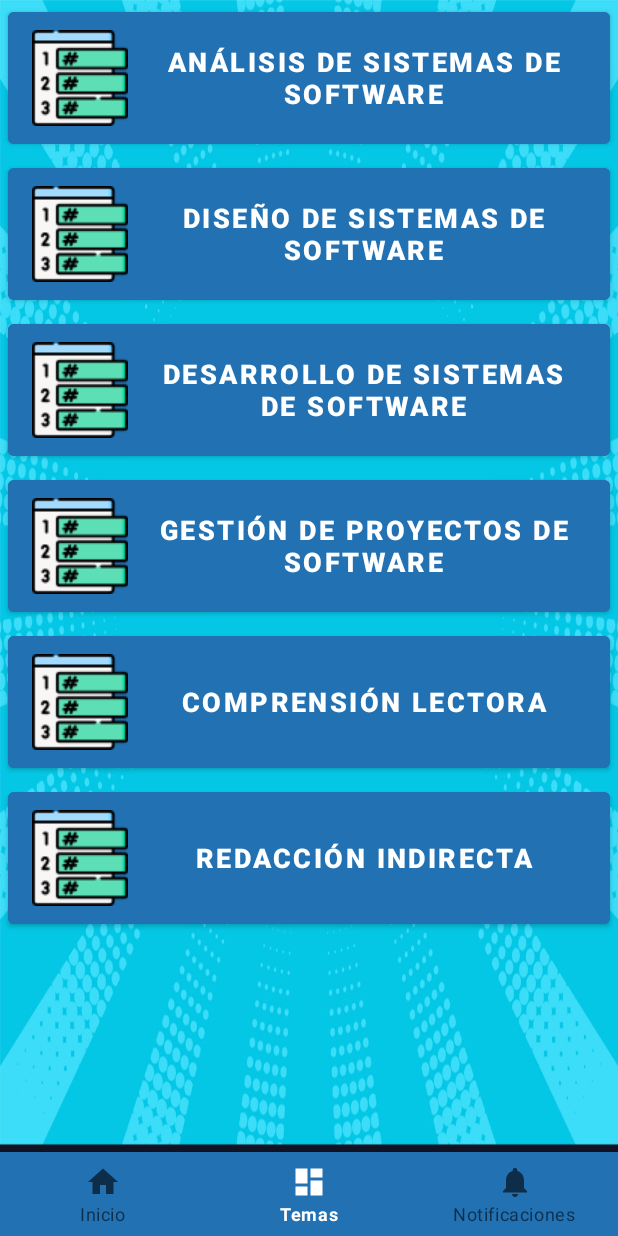
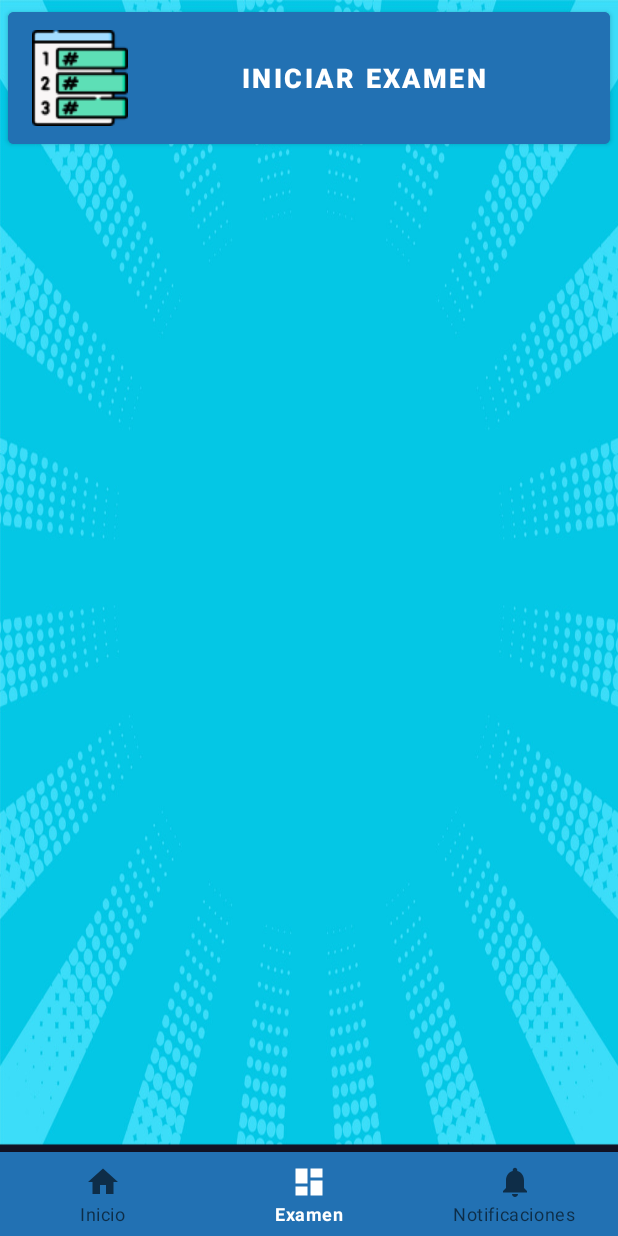
Before and after one commit to mccesar1/QuizzVial, an Android app: the screen it shows after launch (MainActivity), item 2 of the bottom bar chosen, on a phone screen of 412 x 824 dp. Run offline under Robolectric (Android 15) with nearby library versions, the phone set to English and light mode, and no system bars; our stand-ins replace navigation-ui; 2 statements that could not run were skipped.

Commit message:
bienvenido

```diff
--- a/app/src/main/java/com/example/asistentevial/ui/SplashActivity.java
+++ b/app/src/main/java/com/example/asistentevial/ui/SplashActivity.java
@@ -21,8 +21,8 @@ public class SplashActivity extends AppCompatActivity {
         super.onCreate(savedInstanceState);
         setContentView(R.layout.splashactivity);
 
-        ImageView gifImageView = findViewById(R.id.gifKMP);
-        Glide.with(this).load(R.raw.kmp).into(gifImageView);
+//        ImageView gifImageView = findViewById(R.id.gifquiz);
+//        Glide.with(this).load(R.raw.gifquiz).into(gifImageView);
 
         new Handler().postDelayed(new Runnable() {
 
--- a/app/src/main/java/com/example/asistentevial/ui/dashboard/DashboardFragment.java
+++ b/app/src/main/java/com/example/asistentevial/ui/dashboard/DashboardFragment.java
@@ -13,6 +13,7 @@ import androidx.lifecycle.ViewModelProvider;
 
 import com.example.asistentevial.R;
 import com.example.asistentevial.databinding.FragmentDashboardBinding;
+import com.example.asistentevial.ui.Preguntas.PreguntasActivity;
 import com.example.asistentevial.ui.Subtemas.subtemas;
 import com.example.asistentevial.ui.Subtemas.subtemas2;
 import com.example.asistentevial.ui.Subtemas.subtemas3;
@@ -39,71 +40,20 @@ public class DashboardFragment extends Fragment {
 
 
         Button1 = root.findViewById(R.id.button1);
-        Button2 = root.findViewById(R.id.button2);
-        Button3 = root.findViewById(R.id.button3);
-        Button4 = root.findViewById(R.id.button4);
-        Button5 = root.findViewById(R.id.button5);
-        Button6 = root.findViewById(R.id.button6);
+
 
         Button1.setOnClickListener(new View.OnClickListener() {
             @Override
             public void onClick(View view) {
 
                 //abrir nueva actividad con varios botones para seleccionar el tipo de reporte
-                Intent intent = new Intent(getActivity(), subtemas.class);
+                Intent intent = new Intent(getActivity(), PreguntasActivity.class);
+                intent.putExtra("BOTON_PRESIONADO", 1);
                 startActivity(intent);
             }
         });
 
-    Button2.setOnClickListener(new View.OnClickListener() {
-            @Override
-            public void onClick(View view) {
 
-                //abrir nueva actividad con varios botones para seleccionar el tipo de reporte
-                Intent intent = new Intent(getActivity(), subtemas2.class);
-                startActivity(intent);
-            }
-        });
-
-    Button3.setOnClickListener(new View.OnClickListener() {
-            @Override
-            public void onClick(View view) {
-
-                //abrir nueva actividad con varios botones para seleccionar el tipo de reporte
-                Intent intent = new Intent(getActivity(), subtemas3.class);
-                startActivity(intent);
-            }
-        });
-
-    Button4.setOnClickListener(new View.OnClickListener() {
-            @Override
-            public void onClick(View view) {
-
-                //abrir nueva actividad con varios botones para seleccionar el tipo de reporte
-                Intent intent = new Intent(getActivity(), subtemas4.class);
-                startActivity(intent);
-            }
-        });
-
-    Button5.setOnClickListener(new View.OnClickListener() {
-            @Override
-            public void onClick(View view) {
-
-                //abrir nueva actividad con varios botones para seleccionar el tipo de reporte
-                Intent intent = new Intent(getActivity(), subtemas5.class);
-                startActivity(intent);
-            }
-        });
-
-    Button6.setOnClickListener(new View.OnClickListener() {
-            @Override
-            public void onClick(View view) {
-
-                //abrir nueva actividad con varios botones para seleccionar el tipo de reporte
-                Intent intent = new Intent(getActivity(), subtemas6.class);
-                startActivity(intent);
-            }
-        });
 
 
         return root;
--- a/app/src/main/res/layout/fragment_dashboard.xml
+++ b/app/src/main/res/layout/fragment_dashboard.xml
@@ -29,88 +29,8 @@
                 android:drawableLeft="@drawable/subtopic"
                 android:textSize="18dp"
                 android:backgroundTint="#2271b3"
-                android:text="Análisis de Sistemas
-de Software" />
+                android:text="Iniciar examen" />
 
-            <Button
-                android:id="@+id/button2"
-                android:layout_width="match_parent"
-                android:layout_height="100dp"
-                android:layout_marginStart="5dp"
-                android:layout_marginTop="2dp"
-                android:layout_marginEnd="5dp"
-                android:layout_marginBottom="2dp"
-                android:onClick="buttonClick"
-                android:backgroundTint="#2271b3"
-                android:textColor="@color/white"
-                android:drawableLeft="@drawable/subtopic"
-                android:textStyle="bold"
-                android:textSize="18dp"
-                android:text="Diseño de Sistemas
-de Software" />
-            <Button
-                android:id="@+id/button3"
-                android:layout_width="match_parent"
-                android:layout_height="100dp"
-                android:layout_marginStart="5dp"
-                android:layout_marginTop="2dp"
-                android:layout_marginEnd="5dp"
-                android:drawableLeft="@drawable/subtopic"
-                android:textColor="@color/white"
-                android:textStyle="bold"
-                android:textSize="18dp"
-                android:layout_marginBottom="2dp"
-                android:onClick="buttonClick"
-                android:backgroundTint="#2271b3"
-                android:text="Desarrollo de Sistemas
-de Software" />
-
-            <Button
-                android:id="@+id/button4"
-                android:layout_width="match_parent"
-                android:layout_height="100dp"
-                android:layout_marginStart="5dp"
-                android:layout_marginTop="2dp"
-                android:drawableLeft="@drawable/subtopic"
-                android:layout_marginEnd="5dp"
-                android:layout_marginBottom="2dp"
-                android:textColor="@color/white"
-                android:textStyle="bold"
-                android:textSize="18dp"
-                android:onClick="buttonClick"
-                android:backgroundTint="#2271b3"
-                android:text="Gestión de Proyectos
-de Software" />
-            <Button
-                android:id="@+id/button5"
-                android:layout_width="match_parent"
-                android:layout_height="100dp"
-                android:layout_marginStart="5dp"
-                android:layout_marginTop="2dp"
-                android:layout_marginEnd="5dp"
-                android:drawableLeft="@drawable/subtopic"
-                android:layout_marginBottom="2dp"
-                android:textColor="@color/white"
-                android:textStyle="bold"
-                android:textSize="18dp"
-                android:onClick="buttonClick"
-                android:backgroundTint="#2271b3"
-                android:text="Comprensión lectora" />
-            <Button
-                android:id="@+id/button6"
-                android:layout_width="match_parent"
-                android:layout_height="100dp"
-                android:layout_marginStart="5dp"
-                android:layout_marginTop="2dp"
-                android:layout_marginEnd="5dp"
-                android:layout_marginBottom="2dp"
-                android:textColor="@color/white"
-                android:textStyle="bold"
-                android:drawableLeft="@drawable/subtopic"
-                android:textSize="18dp"
-                android:onClick="buttonClick"
-                android:backgroundTint="#2271b3"
-                android:text="Redacción indirecta" />
 
 
 
--- a/app/src/main/res/layout/fragment_home.xml
+++ b/app/src/main/res/layout/fragment_home.xml
@@ -37,8 +37,8 @@
             <ImageView
                 android:layout_width="300dp"
                 android:layout_height="90dp"
-                android:src="@drawable/welcome"
-                android:scaleType="fitCenter"
+                android:src="@drawable/bienvenido"
+                android:scaleType="centerCrop"
                 android:layout_gravity="center"
                 />
 
--- a/app/src/main/res/layout/splashactivity.xml
+++ b/app/src/main/res/layout/splashactivity.xml
@@ -2,15 +2,19 @@
 <androidx.constraintlayout.widget.ConstraintLayout xmlns:android="http://schemas.android.com/apk/res/android"
     xmlns:tools="http://schemas.android.com/tools"
     android:layout_width="match_parent"
-    android:background="@color/black"
+    android:background="@color/white"
     android:layout_height="match_parent">
 
     <ImageView
-        android:id="@+id/gifKMP"
+        android:id="@+id/imageView"
+        android:src="@drawable/quizpng"
         android:layout_width="match_parent"
         android:layout_height="match_parent"
         android:layout_marginTop="16dp"
         android:layout_marginBottom="16dp"
         />
 
+
+
+
 </androidx.constraintlayout.widget.ConstraintLayout>
--- a/app/src/main/res/values/strings.xml
+++ b/app/src/main/res/values/strings.xml
@@ -1,11 +1,11 @@
 <resources>
     <string name="app_name">Asistente Vial</string>
     <string name="title_home">Inicio</string>
-    <string name="title_dashboard">Temas</string>
+    <string name="title_dashboard">Examen</string>
     <string name="title_notifications">Notificaciones</string>
     <string name="title_subtemas">Subtemas</string>
     <string name="title_preguntas">Preguntas</string>
-    <string name="title_temas">Temas</string>
+    <string name="title_temas">Examen</string>
     <string name="title_home2">Inicio</string>
 
     <string name="titulo_notificacion">Recordatorio de estudio</string>
```
Also changed, not shown: app/src/main/res/drawable-v24/bienvenido.png (added), app/src/main/res/drawable-v24/gifquiz.gif (added), app/src/main/res/drawable-v24/police.gif (added), app/src/main/res/drawable-v24/quiz.png (added), app/src/main/res/drawable-v24/quizpng.png (added), app/src/main/res/raw/gifquiz.gif (added), app/src/main/res/raw/police.gif (added).
